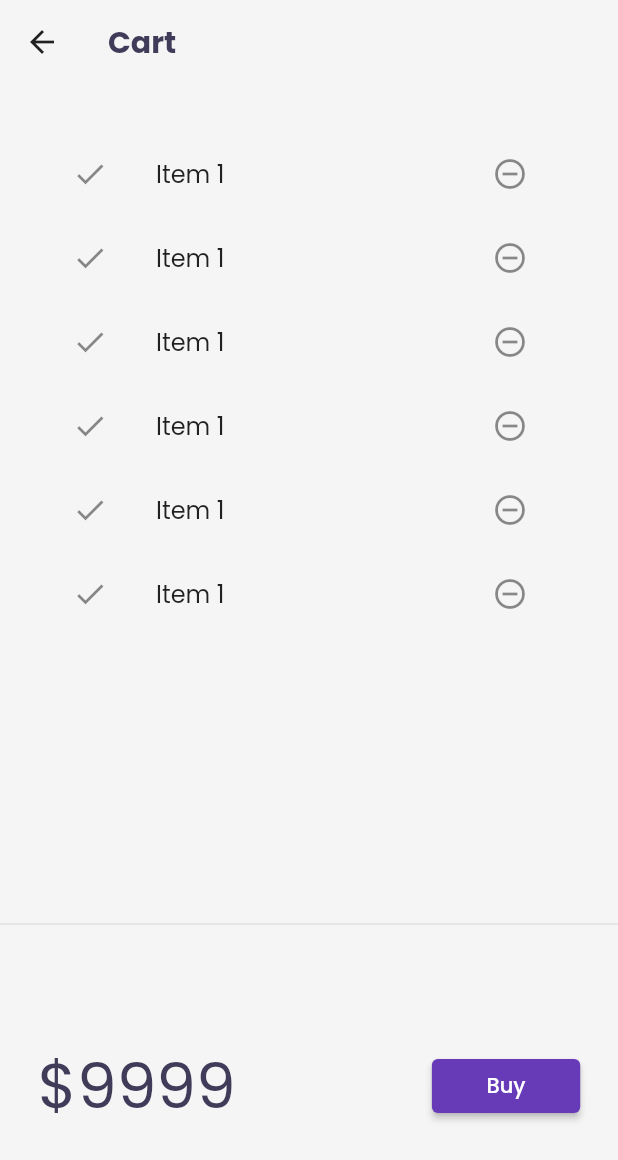
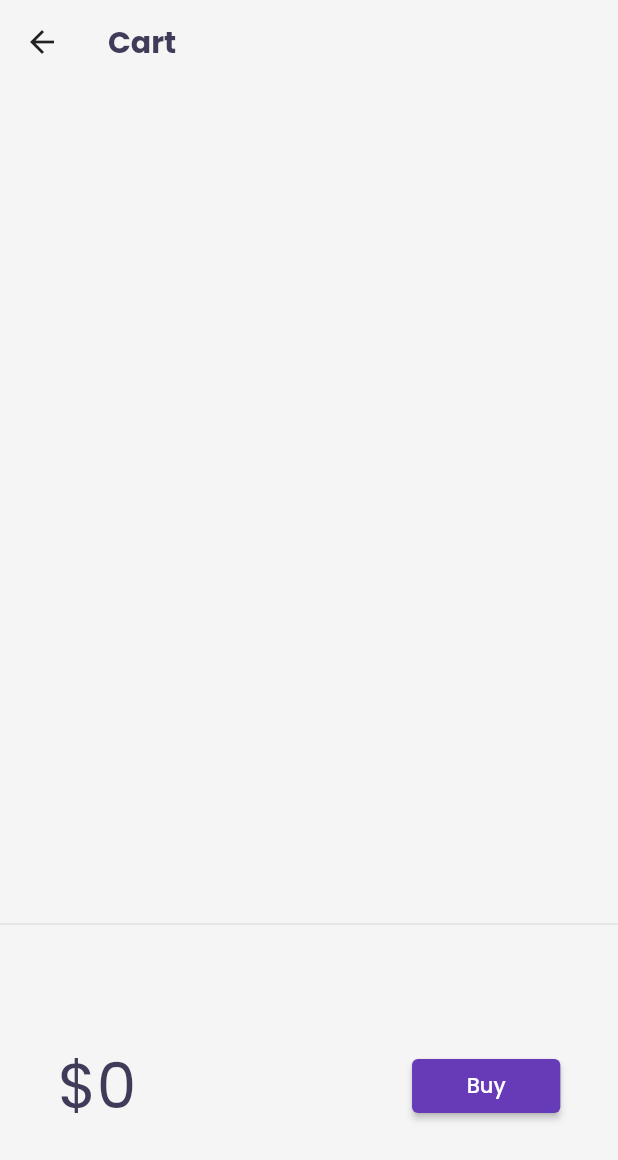
Before and after one commit to balajisainath/fluttercatalogapp, a Flutter app: the CartPage screen opened by its route, on a phone screen of 412 x 824 dp. Shown: the top 1160 px of the screen. Run offline on Flutter 3.47's test engine with Material 2 defaults, Android fonts, the phone set to English and light mode, and no system bars; our stand-ins replace google_fonts, velocity_x; missing offline and left inert: dart:ffi; network calls fail.

Commit message:
day 16 late variable error trying to fix in cart.dart

```diff
--- /dev/null
+++ b/lib/models/cart.dart
@@ -0,0 +1,34 @@
+import 'dart:ffi';
+
+import 'package:flutterapp1/models/catalogs.dart';
+
+class Cartmodel{
+   CatalogModel _catalog;
+  static final cartModel =Cartmodel._internal();
+  Cartmodel._internal();
+  factory Cartmodel()=>cartModel;
+
+
+  //collection of ids of each item
+  final List<int> _itemids=[];
+// get catalog
+  CatalogModel get catalog => _catalog;
+//setting catalog
+  set catalog(CatalogModel newcatalog){
+    assert(_catalog!=null);
+    _catalog=newcatalog;
+  }
+  //get items in the cart
+  List<Item> get items=>_itemids.map((id) => _catalog.getById(id)).toList();
+
+  num get totalprice =>
+      items.fold(0, (total, current) => total+current.price);
+  // add item
+void add(Item item){
+  _itemids.add(item.id);
+}
+void remove(Item item){
+  _itemids.remove(item.id);
+}
+
+}
--- a/lib/models/catalogs.dart
+++ b/lib/models/catalogs.dart
@@ -1,10 +1,17 @@
 class CatalogModel{
+
+
+  static final catModel =CatalogModel._internal();
+  CatalogModel._internal();
+
+  factory CatalogModel()=>catModel;
+
   static  List<Item> items=[];
 
-  static Item getById(int id)=>
+   Item getById(int id)=>
       items.firstWhere((element) => element.id == id , orElse: null);
 
-  static Item getByPosition(int pos)=>
+   Item getByPosition(int pos)=>
       items[pos];
 }
 
--- a/lib/pages/cart_page.dart
+++ b/lib/pages/cart_page.dart
@@ -1,4 +1,5 @@
 import 'package:flutter/material.dart';
+import 'package:flutterapp1/models/cart.dart';
 import 'package:flutterapp1/widgets/themes.dart';
 import 'package:velocity_x/velocity_x.dart';
 
@@ -29,19 +30,23 @@ class CartPage extends StatelessWidget {
   }
 }
 class CartTotal extends StatelessWidget {
-  const CartTotal({Key? key}) : super(key: key);
-
   @override
+  final _cart=Cartmodel();
   Widget build(BuildContext context) {
     return  SizedBox(
       height: 200,
       child: Row(
         mainAxisAlignment: MainAxisAlignment.spaceAround,
         children: [
-          "\$${"9999"}".text.xl5.color(context.theme.accentColor).make(),
+          "\$${_cart.totalprice}"
+              .text.xl5.color(context.theme.accentColor).make(),
           30.widthBox,
           ElevatedButton(
-              onPressed: (){},
+              onPressed: (){
+                ScaffoldMessenger.of(context).showSnackBar(
+                    SnackBar(content: "Buying option Not Available Yet!!".text.make(),
+                ));
+              },
               child: "Buy".text.color(Colors.white).make()
           ).w24(context)
         ],
@@ -59,14 +64,16 @@ class CartList extends StatefulWidget {
 
 class _CartListState extends State<CartList> {
   @override
+  final _cart=Cartmodel();
   Widget build(BuildContext context) {
     return ListView.builder(
-      itemCount: 6,
+      itemCount: _cart.items.length,
         itemBuilder: (context,index)=>ListTile(
           leading: Icon(Icons.done),
           trailing: IconButton(
             icon: Icon(Icons.remove_circle_outline),
-            onPressed: () {  },
+            onPressed: () {
+            },
           ),
           title: "Item 1 ".text.make(),
 
```
Also changed, not shown: lib/pages/home_widgets/catalog_list.dart (+39 -14 lines).
